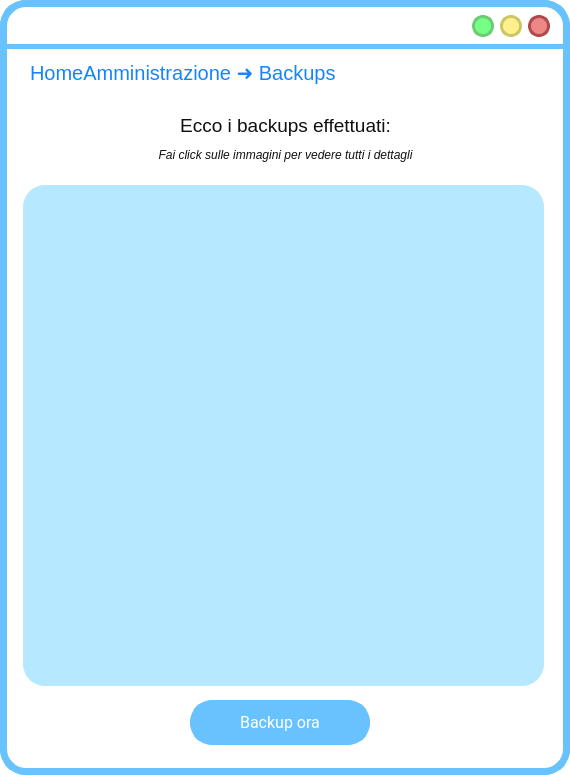
First picture: the form in ui/VistaBackup.ui, repository SbattellaMattia/SoftwareEngineering, before the edit.
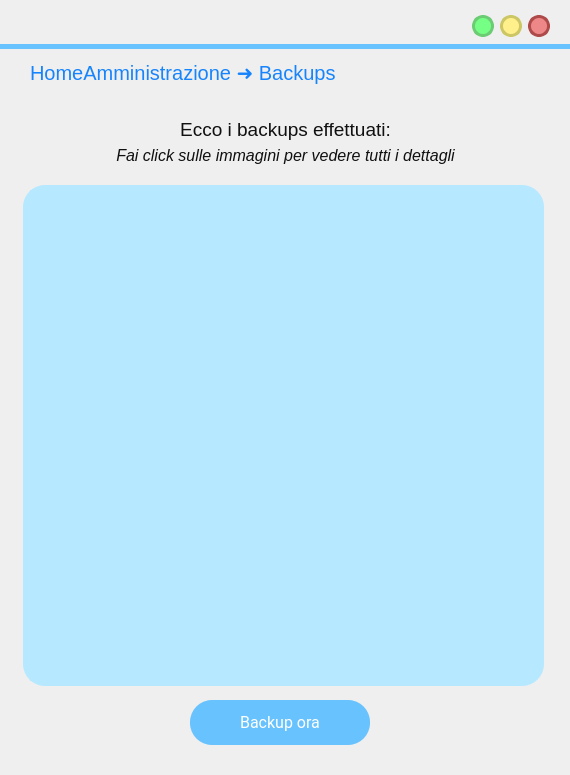
Second picture: the form after the edit. Icons and pictures are not drawn.

What changed in the file:
```diff
--- a/ui/VistaBackup.ui
+++ b/ui/VistaBackup.ui
@@ -14,17 +14,7 @@
    <string>MainWindow</string>
   </property>
   <property name="styleSheet">
-   <string notr="true">QWidget{
-background:rgb(255, 255, 255);
-border-radius:26px;
-border-color:rgb(104, 194, 253);
-border-style: solid;
-border-width:7;
-}
-QLabel{
-border-width:0;
-font: 18pt &quot;Lato Light&quot;;
-}</string>
+   <string notr="true"/>
   </property>
   <widget class="QWidget" name="centralwidget">
    <widget class="QLabel" name="label">
@@ -276,7 +266,7 @@
 </string>
     </property>
     <property name="text">
-     <string>&lt;html&gt;&lt;head/&gt;&lt;body&gt;&lt;p&gt;&lt;span style=&quot; font-size:9pt; font-style:italic;&quot;&gt;Fai click sulle immagini per vedere tutti i dettagli&lt;/span&gt;&lt;/p&gt;&lt;/body&gt;&lt;/html&gt;</string>
+     <string>&lt;html&gt;&lt;head/&gt;&lt;body&gt;&lt;p&gt;&lt;span style=&quot; font-size:12pt; font-style:italic;&quot;&gt;Fai click sulle immagini per vedere tutti i dettagli&lt;/span&gt;&lt;/p&gt;&lt;/body&gt;&lt;/html&gt;</string>
     </property>
     <property name="alignment">
      <set>Qt::AlignCenter</set>
@@ -286,7 +276,7 @@
     <property name="geometry">
      <rect>
       <x>20</x>
-      <y>110</y>
+      <y>114</y>
       <width>531</width>
       <height>31</height>
      </rect>
```
Left out of the diff: 2 changed lines with no effect on the pictures.
